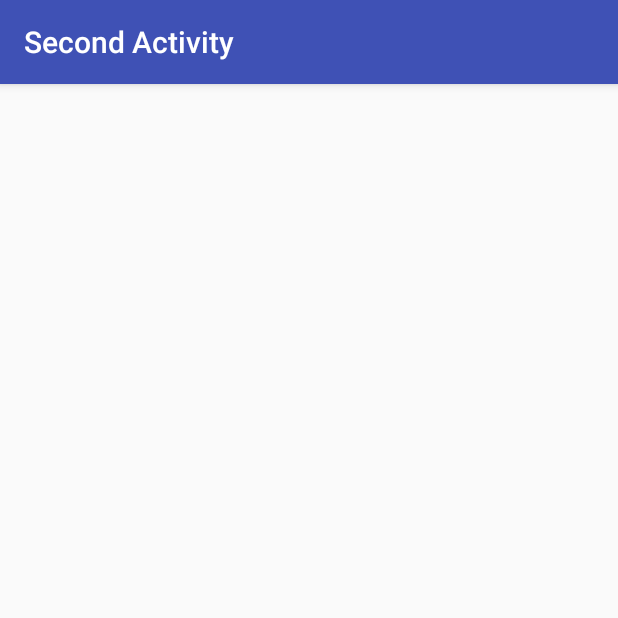
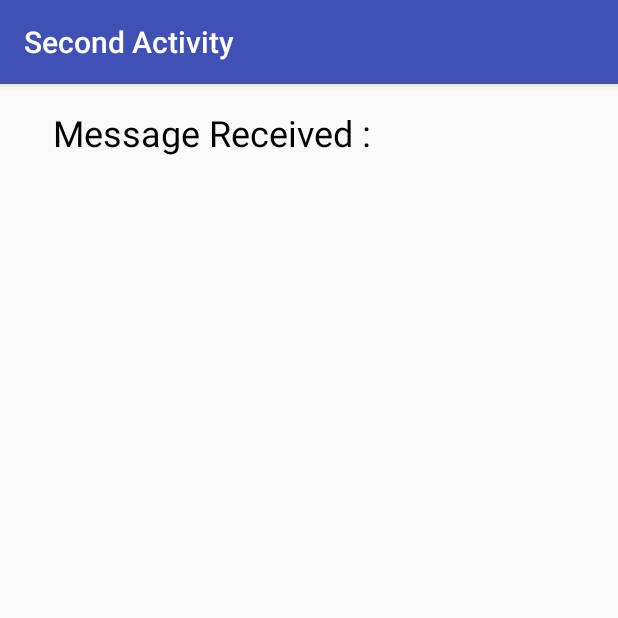
Before and after one commit to JaydeepMandal/ASG-3_MultipleActivity_ExplicitIntent, an Android app: the SecondActivity screen opened directly, with no data from a screen before it, on a phone screen of 412 x 824 dp, the top half of it. Run offline under Robolectric (Android 15) with nearby library versions, the phone set to English and light mode, and no system bars.

Commit message:
first and second activity layout file created

```diff
--- a/app/src/main/res/layout/activity_second.xml
+++ b/app/src/main/res/layout/activity_second.xml
@@ -4,6 +4,33 @@
     xmlns:tools="http://schemas.android.com/tools"
     android:layout_width="match_parent"
     android:layout_height="match_parent"
-    tools:context="com.example.ee.asg_3_multipleactivity_explicitintent.SecondActivity">
+    tools:context="com.example.ee.asg_3_multipleactivity_explicitintent.SecondActivity"
+    tools:layout_editor_absoluteY="81dp"
+    tools:layout_editor_absoluteX="0dp">
 
+    <TextView
+        android:id="@+id/L2_textView"
+        android:layout_width="wrap_content"
+        android:layout_height="wrap_content"
+        android:layout_marginStart="35dp"
+        android:layout_marginTop="16dp"
+        android:text="Message Received : "
+        android:textColor="@android:color/black"
+        android:textSize="24sp"
+        app:layout_constraintLeft_toLeftOf="parent"
+        app:layout_constraintTop_toTopOf="parent"
+        tools:layout_constraintLeft_creator="1"
+        tools:layout_constraintTop_creator="1" />
+
+    <TextView
+        android:id="@+id/L2_messageDisp"
+        android:layout_width="wrap_content"
+        android:layout_height="wrap_content"
+        android:textSize="18sp"
+        tools:layout_constraintTop_creator="1"
+        android:layout_marginStart="45dp"
+        android:layout_marginTop="22dp"
+        app:layout_constraintTop_toBottomOf="@+id/L2_textView"
+        tools:layout_constraintLeft_creator="1"
+        app:layout_constraintLeft_toLeftOf="@+id/L2_textView" />
 </android.support.constraint.ConstraintLayout>
--- a/app/src/main/res/values/strings.xml
+++ b/app/src/main/res/values/strings.xml
@@ -2,4 +2,5 @@
     <string name="first_activity_name">First Activity</string>
     <string name="second_activity_name">Second Activity</string>
     <string name="app_name">ASSIGNMENT 3</string>
+    <string name="sent_hint">Type a message</string>
 </resources>
```
Also changed, not shown: app/src/main/res/layout/activity_first.xml (+36 -8 lines).
